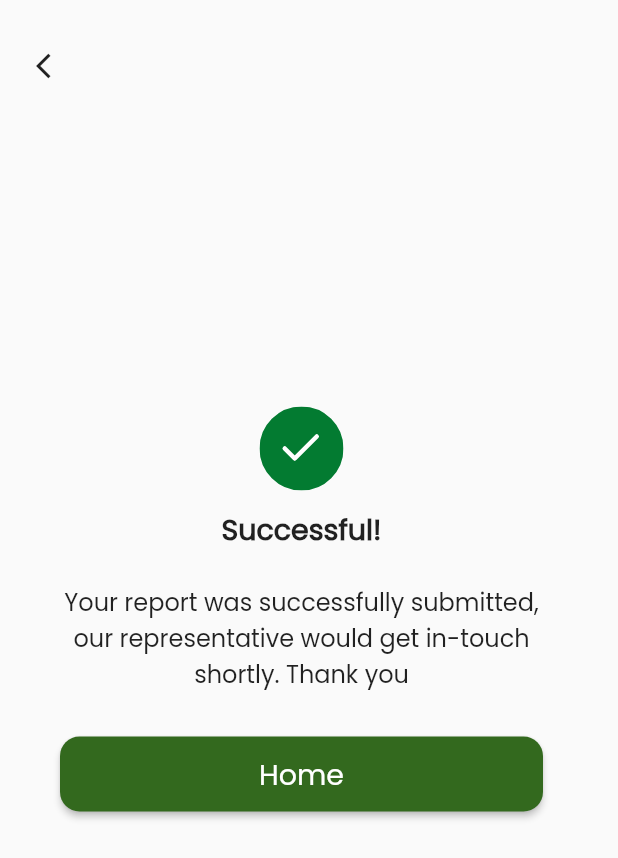
After one commit to BHASO-Zimbabwe/bhaso-app, a Flutter app: the Success_Page screen opened directly, on a phone screen of 412 x 824 dp. The commit adds this screen. Shown: the top 858 px of the screen. Run offline on Flutter 3.47's test engine with Material 2 defaults, Android fonts, the phone set to English and light mode, and no system bars; our stand-ins replace dropdown_button2, flutter_svg, flutter_switch, intl_phone_number_input.

Commit message:
more success report page

```diff
--- a/lib/features/menu/report/pages/report/reportIssue.dart
+++ b/lib/features/menu/report/pages/report/reportIssue.dart
@@ -1,3 +1,4 @@
+import 'package:bhaso/features/menu/report/pages/report/success_report.dart';
 import 'package:flutter/material.dart';
 import 'package:intl_phone_number_input/intl_phone_number_input.dart';
 
@@ -185,7 +186,10 @@ class _ReportIssuesState extends State<ReportIssues> {
                             borderRadius: BorderRadius.circular(13),
                           ),
                         ),
-                        onPressed: (){},
+                        onPressed: (){
+                          Navigator.push(context, MaterialPageRoute(builder: (context)=>Success_Page()));
+
+                        },
 
                         child: const Text(
                           "Report Issue", style: TextStyle(
--- /dev/null
+++ b/lib/features/menu/report/pages/report/success_report.dart
@@ -0,0 +1,89 @@
+import 'package:bhaso/features/menu/menu.dart';
+import 'package:bhaso/features/utils/colors_constants.dart';
+import 'package:flutter/cupertino.dart';
+import 'package:flutter/material.dart';
+import 'package:flutter_svg/flutter_svg.dart';
+
+class Success_Page extends StatelessWidget {
+  const Success_Page({Key? key}) : super(key: key);
+
+  @override
+  Widget build(BuildContext context) {
+    return SafeArea(
+      child: Scaffold(
+
+        body: Container(
+          width: MediaQuery.of(context).size.width,
+          height: MediaQuery.of(context).size.height,
+          padding: EdgeInsets.fromLTRB(10, 20, 20, 20),
+          child: Column(
+            mainAxisAlignment: MainAxisAlignment.spaceBetween,
+            crossAxisAlignment: CrossAxisAlignment.start,
+            children: [
+
+                  IconButton(onPressed: (){
+                    Navigator.pop(context);
+                  }, icon: const Icon(Icons.arrow_back_ios,size: 20,)),
+
+                  Container(
+                    width: MediaQuery.of(context).size.width,
+                    padding: EdgeInsets.all(20),
+                    child: Column(
+                      children: [
+                        Container(
+
+                          child: Column(
+                            mainAxisAlignment: MainAxisAlignment.center,
+                            crossAxisAlignment: CrossAxisAlignment.center,
+                            children: [
+                              SvgPicture.asset('assets/images/tick.svg'),
+                              Padding(
+                                padding: const EdgeInsets.all(12.0),
+                                child: Text('Successful!',style: TextStyle(fontWeight: FontWeight.w600, fontSize: 19),),
+                              ),
+                              Padding(
+                                padding: const EdgeInsets.fromLTRB(8, 10, 8, 20),
+                                child: Text('Your report was successfully submitted, our representative would get in-touch shortly. Thank you',textAlign: TextAlign.center,style: TextStyle(fontSize: 16),),
+                              ),
+                              Padding(
+                                padding: const EdgeInsets.all(10.0),
+                                child: SizedBox(
+                                  width: MediaQuery.of(context).size.width * 0.9,
+                                  height: 50,
+                                  child: ElevatedButton(
+                                    style: ElevatedButton.styleFrom(
+                                      backgroundColor: Color(0xFF33691E),
+                                      shape: RoundedRectangleBorder(
+                                        borderRadius: BorderRadius.circular(13),
+                                      ),
+                                    ),
+                                    onPressed: (){
+                                      Navigator.push(context, MaterialPageRoute(builder: (context)=>Menu_Page()));
+                                    },
+
+                                    child: const Text(
+                                      "Home", style: TextStyle(
+                                        color: Colors.white,
+                                        fontWeight: FontWeight.w500, fontSize: 19),
+                                    ),
+                                  ),
+                                ),
+                              ),
+
+                            ],
+                          ),
+                        )
+                      ],
+                    ),
+                  ),
+              SizedBox(height: 50,)
+
+
+
+            ],
+          ),
+        ),
+      ),
+    );
+  }
+}
--- a/lib/main.dart
+++ b/lib/main.dart
@@ -4,6 +4,7 @@ import 'package:bhaso/features/menu/menu.dart';
 import 'package:bhaso/features/menu/notification/pages/notification.dart';
 import 'package:bhaso/features/menu/profile/pages/profileSettingsDetails.dart';
 import 'package:bhaso/features/menu/profile/pages/profile_settings.dart';
+import 'package:bhaso/features/menu/report/pages/report/success_report.dart';
 import 'package:bhaso/screens/splashScreen.dart';
 import 'package:bhaso/features/onboarding/onboard.dart';
 import 'package:bhaso/features/onboarding/onboarding_screen.dart';
```
Also changed, not shown: assets/images/tick.svg (added).
